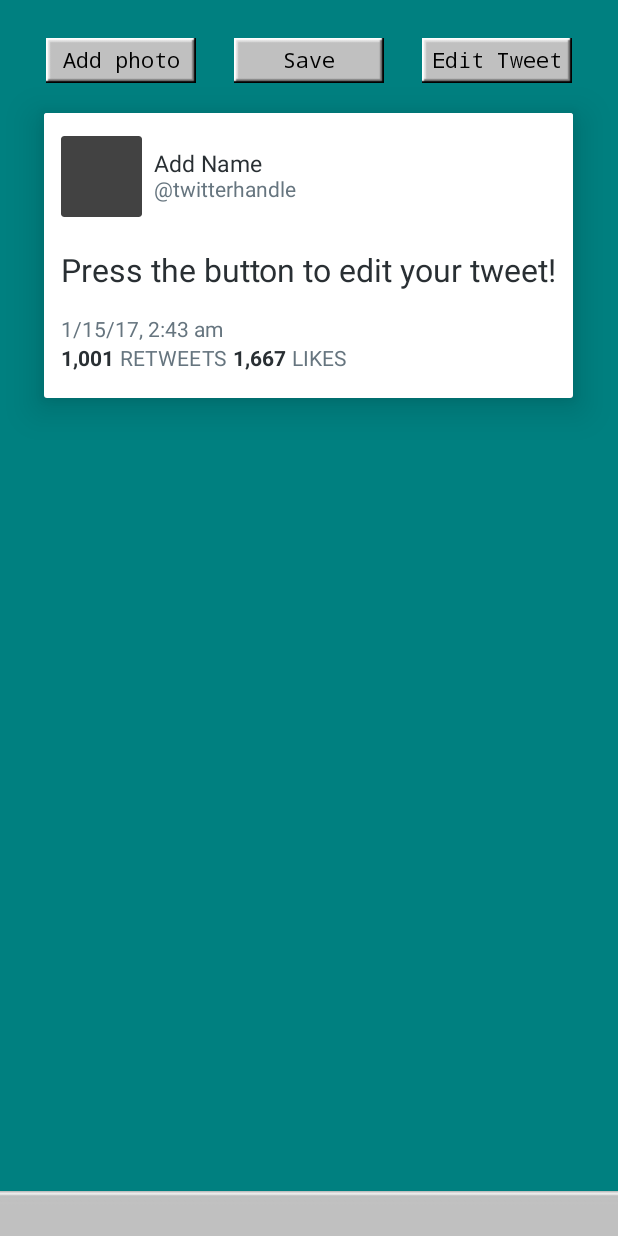
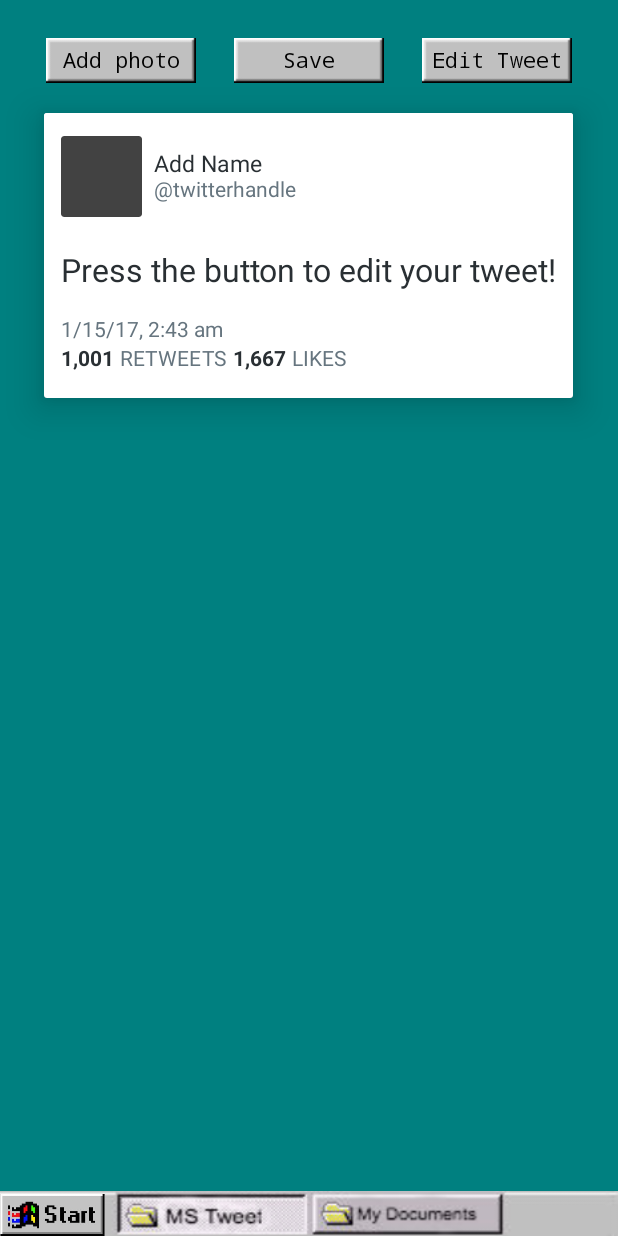
Before and after one commit to joncolon/MemeStudio95, an Android app: the TweetActivity screen opened directly, with no data from a screen before it, on a phone screen of 412 x 824 dp. Run offline under Robolectric (Android 15) with nearby library versions, the phone set to English and light mode, and no system bars; libraries missing offline, so code that uses them is left out: nl.qbusict.cupboard.

Commit message:
changed taskbar in twitter activity

```diff
--- a/app/src/main/res/layout/activity_tweet.xml
+++ b/app/src/main/res/layout/activity_tweet.xml
@@ -263,18 +263,26 @@
     <RelativeLayout
         android:layout_width="match_parent"
         android:layout_height="wrap_content"
-        android:layout_marginTop="25dp"
-        android:layout_weight="1">
+        android:layout_marginTop="25dp">
+
+        <Button
+            android:id="@+id/button_start"
+            android:layout_width="70dp"
+            android:layout_height="28dp"
+            android:background="@drawable/start_windows_unpressed"
+            android:clickable="true"
+            android:layout_alignParentBottom="true"
+            android:layout_alignParentStart="true" />
 
         <ImageView
             android:id="@+id/taskbar_iv"
             android:layout_width="match_parent"
-            android:layout_height="30dp"
+            android:src="@drawable/ms_95_twitter_taskbar"
             android:layout_alignParentBottom="true"
+            android:gravity="bottom"
             android:baselineAlignBottom="true"
-            android:gravity="bottom"
             android:scaleType="fitXY"
-            android:src="@drawable/ms_95_taskbar"/>
+            android:layout_height="30dp"/>
 
     </RelativeLayout>
 
```
Also changed, not shown: app/src/main/res/drawable/icon_folder.png (deleted), app/src/main/res/drawable/memes_studio95.png (deleted), app/src/main/res/drawable/ms_95_twitter_taskbar.jpg (added), app/src/main/res/drawable/twitter_taskbar.jpg (added).
